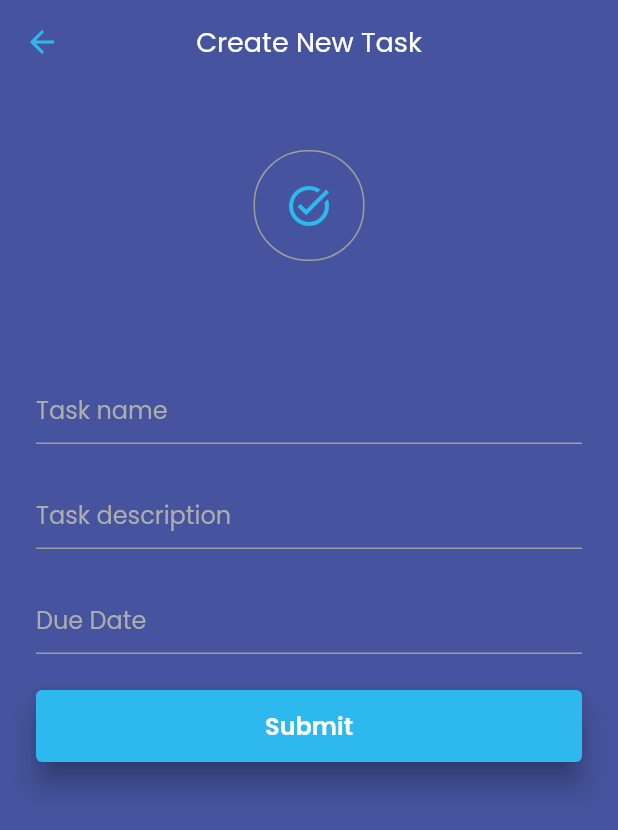
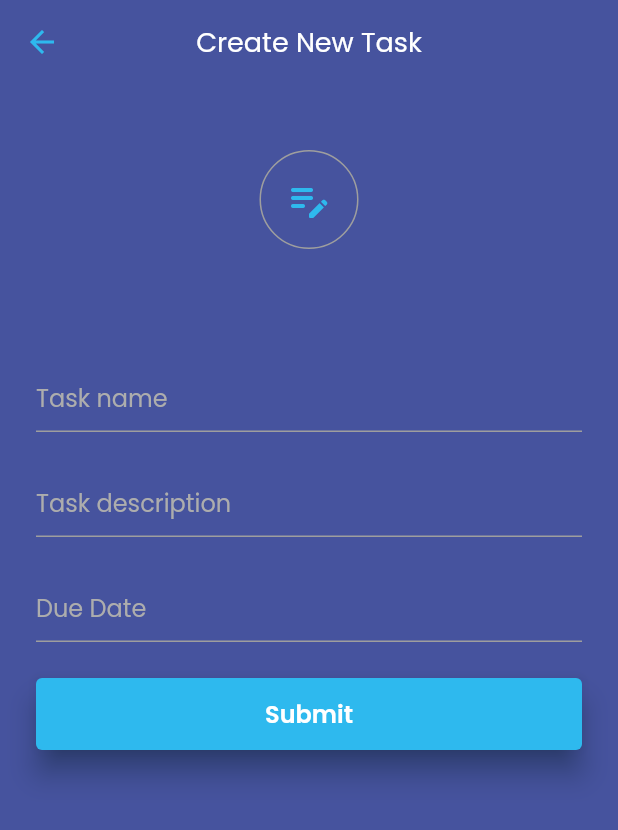
Before and after one commit to Jerinji2016/Yodo, a Flutter app: the TaskEditor screen opened by its route, on a phone screen of 412 x 824 dp. Shown: the top 830 px of the screen. Run offline on Flutter 3.47's test engine with Material 2 defaults, Android fonts, the phone set to English and light mode, and no system bars; our stand-ins replace cloud_firestore, firebase_auth, firebase_core, google_sign_in, shared_preferences; accounts and stored records are empty.

Commit message:
implemented task avatar

```diff
--- a/lib/ui/task_editor/task_editor.dart
+++ b/lib/ui/task_editor/task_editor.dart
@@ -2,6 +2,7 @@ library task_editor;
 
 import 'package:flutter/material.dart';
 import 'package:provider/provider.dart';
+import 'package:yodo/ui/tasks_list/task_avatar.dart';
 import 'package:yodo/utils/themes.dart';
 
 import '../../enums/task_edit_type.dart';
@@ -159,23 +160,8 @@ class _TaskEditorState extends State<TaskEditor> {
                 Center(
                   child: Padding(
                     padding: const EdgeInsets.only(bottom: 60.0, top: 20.0),
-                    child: Container(
-                      decoration: BoxDecoration(
-                        borderRadius: const BorderRadius.all(
-                          Radius.circular(36.0),
-                        ),
-                        border: Border.all(
-                          color: Colors.grey[500]!,
-                        ),
-                      ),
-                      child: const SizedBox.square(
-                        dimension: 72.0,
-                        child: Icon(
-                          Icons.task_alt_outlined,
-                          color: accentColor,
-                          size: 32,
-                        ),
-                      ),
+                    child: TaskAvatar(
+                      id: _viewModal.taskId?.hashCode ?? 0,
                     ),
                   ),
                 ),
@@ -190,7 +176,7 @@ class _TaskEditorState extends State<TaskEditor> {
                 TextField(
                   controller: _viewModal.descriptionController,
                   minLines: 1,
-                  maxLines: 4,
+                  maxLines: 8,
                   style: Theme.of(context).textTheme.headlineSmall,
                   decoration: const InputDecoration(
                     label: Text("Task description"),
--- /dev/null
+++ b/lib/ui/tasks_list/task_avatar.dart
@@ -0,0 +1,44 @@
+import 'package:flutter/material.dart';
+
+import '../../utils/themes.dart';
+
+class TaskAvatar extends StatelessWidget {
+  static const List<IconData> _mIcons = [
+    Icons.edit_note_rounded,
+    Icons.task_alt_outlined,
+    Icons.meeting_room_outlined,
+    Icons.calendar_month_outlined,
+    Icons.alarm_rounded,
+  ];
+
+  final double radius;
+  final int id;
+
+  const TaskAvatar({
+    Key? key,
+    this.id = 0,
+    this.radius = 32.0,
+  }) : super(key: key);
+
+  @override
+  Widget build(BuildContext context) {
+    return Container(
+      decoration: BoxDecoration(
+        borderRadius: const BorderRadius.all(
+          Radius.circular(36.0),
+        ),
+        border: Border.all(
+          color: Colors.grey[500]!,
+        ),
+      ),
+      child: SizedBox.square(
+        dimension: radius * 2,
+        child: Icon(
+          _mIcons.elementAt(id % _mIcons.length),
+          color: accentColor,
+          size: radius,
+        ),
+      ),
+    );
+  }
+}
```
Also changed, not shown: lib/ui/tasks_list/tasks_list.dart (+4 -17 lines).
